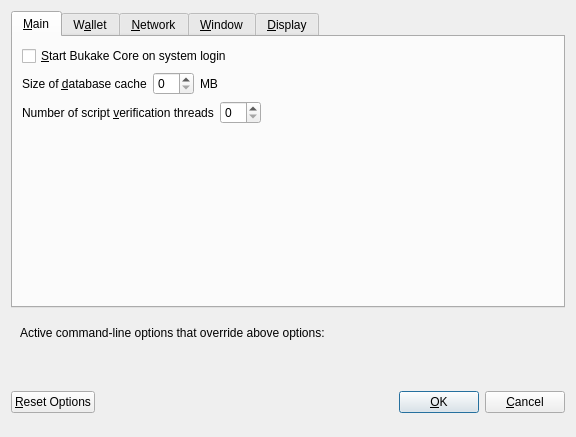
First picture: the form in src/qt/forms/optionsdialog.ui, repository Bukakecoin/bukakecore, before the edit.
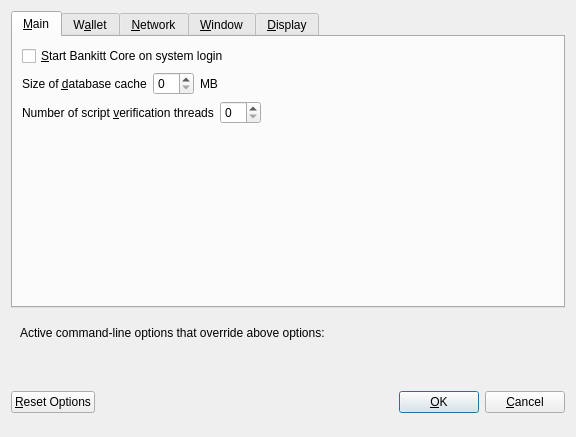
Second picture: the form after the edit. Custom widgets are drawn as their Qt base class.

The edit to the form file:
```diff
--- a/src/qt/forms/optionsdialog.ui
+++ b/src/qt/forms/optionsdialog.ui
@@ -33,7 +33,7 @@
           <string>Automatically start Bukake Core after logging in to the system.</string>
          </property>
          <property name="text">
-          <string>&amp;Start Bukake Core on system login</string>
+          <string>&amp;Start Bankitt Core on system login</string>
          </property>
         </widget>
        </item>
```
Left out of the diff: 12 changed lines with no effect on the pictures.
